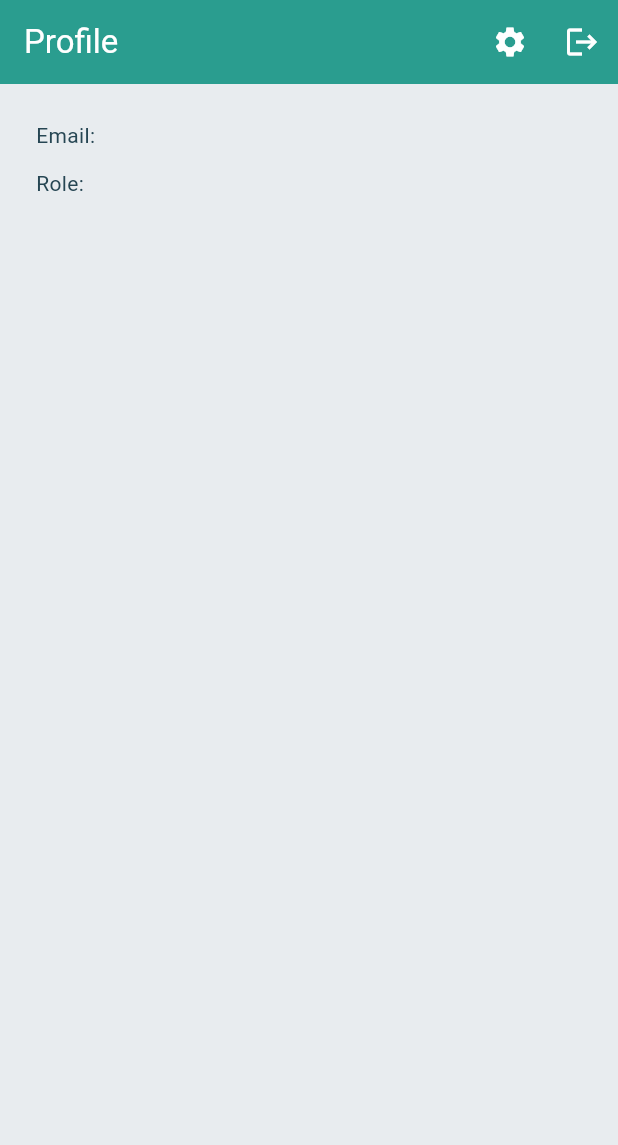
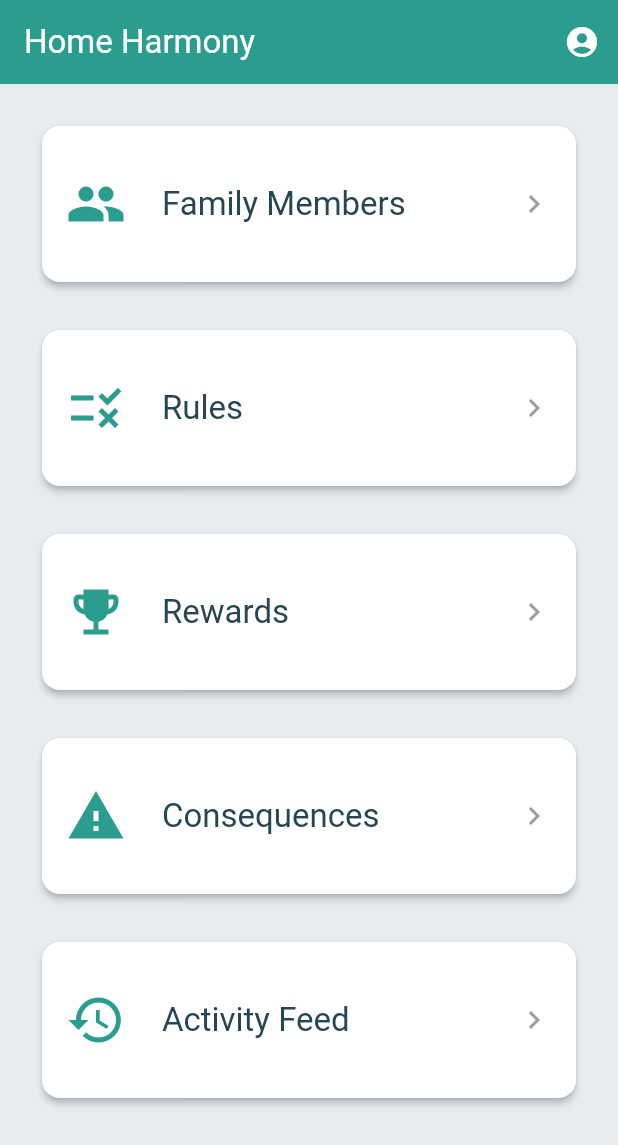
Before and after one commit to eng618/HomeHarmony, a Flutter app: the screen it shows once a user with an empty profile is signed in, on a phone screen of 412 x 824 dp. Shown: the top 1145 px of the screen. Run offline on Flutter 3.47's test engine with Material 3 defaults, Android fonts, the light colour scheme and no system bars; our stand-ins replace cloud_firestore, firebase_auth, firebase_core, flutter_dotenv; accounts and stored records are empty; generated files the repository leaves out were written again.

Commit message:
feat: add logo asset and integrate home screen with profile navigation

```diff
--- a/lib/main.dart
+++ b/lib/main.dart
@@ -9,6 +9,7 @@ import 'package:flutter_dotenv/flutter_dotenv.dart';
 import 'screens/auth/auth_screen.dart';
 import 'screens/profile/profile_screen.dart';
 import 'screens/profile/settings_screen.dart';
+import 'screens/home/home_screen.dart';
 import 'utils/app_theme.dart';
 
 void main() async {
@@ -98,14 +99,22 @@ class _MyAppState extends State<MyApp> {
             return const Center(child: CircularProgressIndicator());
           }
           if (snapshot.hasData) {
-            return ProfileScreen(
-              user: snapshot.data!,
-              onOpenSettings: () {
+            return HomeScreen(
+              onOpenProfile: () {
                 Navigator.of(context).push(
                   MaterialPageRoute(
-                    builder: (context) => SettingsScreen(
-                      currentThemeMode: _themeMode,
-                      onThemeModeChanged: _setThemeMode,
+                    builder: (context) => ProfileScreen(
+                      user: snapshot.data!,
+                      onOpenSettings: () {
+                        Navigator.of(context).push(
+                          MaterialPageRoute(
+                            builder: (context) => SettingsScreen(
+                              currentThemeMode: _themeMode,
+                              onThemeModeChanged: _setThemeMode,
+                            ),
+                          ),
+                        );
+                      },
                     ),
                   ),
                 );
--- /dev/null
+++ b/lib/screens/home/home_screen.dart
@@ -0,0 +1,62 @@
+import 'package:flutter/material.dart';
+
+class HomeScreen extends StatelessWidget {
+  final VoidCallback? onOpenProfile;
+  const HomeScreen({super.key, this.onOpenProfile});
+
+  @override
+  Widget build(BuildContext context) {
+    return Scaffold(
+      appBar: AppBar(
+        title: const Text('Home Harmony'),
+        actions: [
+          IconButton(
+            icon: const Icon(Icons.account_circle),
+            tooltip: 'Profile',
+            onPressed: onOpenProfile,
+          ),
+        ],
+      ),
+      body: ListView(
+        padding: const EdgeInsets.all(24),
+        children: [
+          _SectionStub(title: 'Family Members', icon: Icons.group),
+          const SizedBox(height: 24),
+          _SectionStub(title: 'Rules', icon: Icons.rule),
+          const SizedBox(height: 24),
+          _SectionStub(title: 'Rewards', icon: Icons.emoji_events),
+          const SizedBox(height: 24),
+          _SectionStub(title: 'Consequences', icon: Icons.warning),
+          const SizedBox(height: 24),
+          _SectionStub(title: 'Activity Feed', icon: Icons.history),
+        ],
+      ),
+    );
+  }
+}
+
+class _SectionStub extends StatelessWidget {
+  final String title;
+  final IconData icon;
+  const _SectionStub({required this.title, required this.icon});
+
+  @override
+  Widget build(BuildContext context) {
+    return Card(
+      elevation: 2,
+      shape: RoundedRectangleBorder(borderRadius: BorderRadius.circular(12)),
+      child: Padding(
+        padding: const EdgeInsets.symmetric(vertical: 32, horizontal: 16),
+        child: Row(
+          children: [
+            Icon(icon, size: 40, color: Theme.of(context).colorScheme.primary),
+            const SizedBox(width: 24),
+            Text(title, style: Theme.of(context).textTheme.titleLarge),
+            const Spacer(),
+            const Icon(Icons.chevron_right, color: Colors.grey),
+          ],
+        ),
+      ),
+    );
+  }
+}
--- a/pubspec.yaml
+++ b/pubspec.yaml
@@ -1,8 +1,8 @@
 name: home_harmony
-description: "A new Flutter project."
+description: 'A new Flutter project.'
 # The following line prevents the package from being accidentally published to
 # pub.dev using `flutter pub publish`. This is preferred for private packages.
-publish_to: "none" # Remove this line if you wish to publish to pub.dev
+publish_to: 'none' # Remove this line if you wish to publish to pub.dev
 
 # The following defines the version and build number for your application.
 # A version number is three numbers separated by dots, like 1.2.43
@@ -60,6 +60,8 @@ flutter:
   # included with your application, so that you can use the icons in
   # the material Icons class.
   uses-material-design: true
+  assets:
+    - assets/logo.png
 
   # To add assets to your application, add an assets section, like this:
   # assets:
```
Also changed, not shown: lib/screens/auth/auth_screen.dart (+24 -3 lines), lib/screens/profile/profile_screen.dart (+145 -29 lines), assets/logo.png (added).
